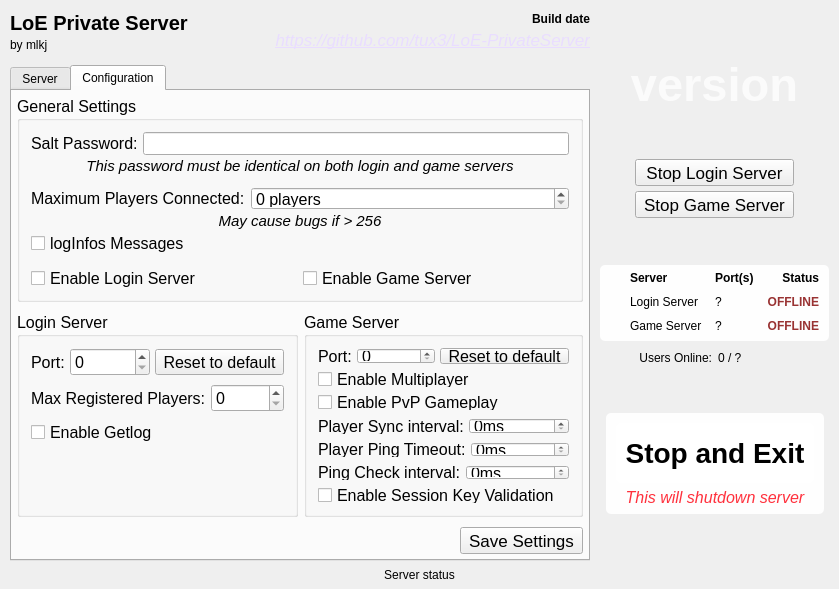
Qt form src/app.ui (ravecrocker/LoE-PrivateServer) before a commit.
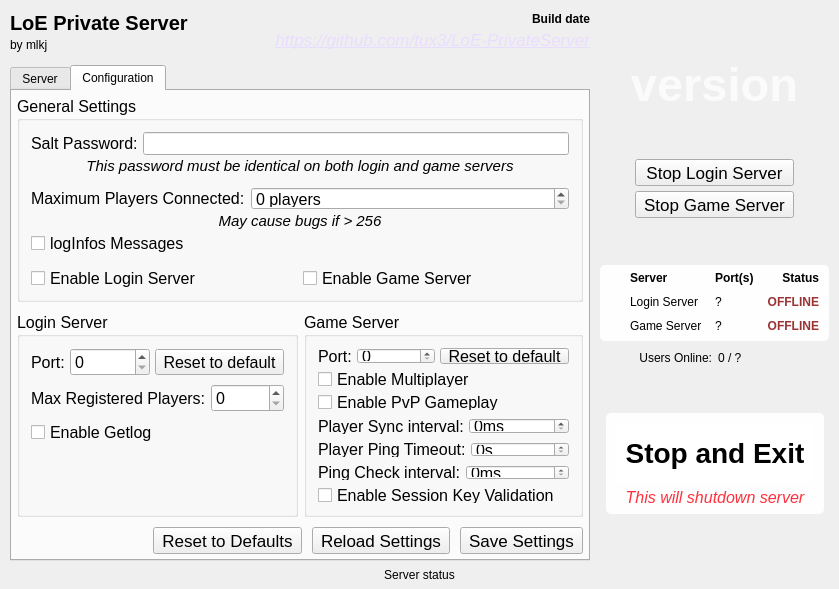
The same form after that commit. Icons and pictures are not drawn.

Commit message: Added reset button, named a lot more gui objects properly, moved settings to #defines

What changed in the file:
```diff
--- a/src/app.ui
+++ b/src/app.ui
@@ -1095,7 +1095,7 @@
                          </font>
                         </property>
                         <property name="suffix">
-                         <string>ms</string>
+                         <string>s</string>
                         </property>
                         <property name="maximum">
                          <number>999999</number>
@@ -1192,6 +1192,32 @@
                    </property>
                   </spacer>
                  </item>
+                 <item>
+                  <widget class="QToolButton" name="configResetSettings">
+                   <property name="font">
+                    <font>
+                     <family>Arial</family>
+                     <pointsize>13</pointsize>
+                    </font>
+                   </property>
+                   <property name="text">
+                    <string>Reset to Defaults</string>
+                   </property>
+                  </widget>
+                 </item>
+                 <item>
+                  <widget class="QToolButton" name="configReloadSettings">
+                   <property name="font">
+                    <font>
+                     <family>Arial</family>
+                     <pointsize>13</pointsize>
+                    </font>
+                   </property>
+                   <property name="text">
+                    <string>Reload Settings</string>
+                   </property>
+                  </widget>
+                 </item>
                  <item>
                   <widget class="QToolButton" name="configSaveSettings">
                    <property name="font">
```
Left out of the diff: 50 changed lines with no effect on the pictures. The commit also changes 4 other files.
